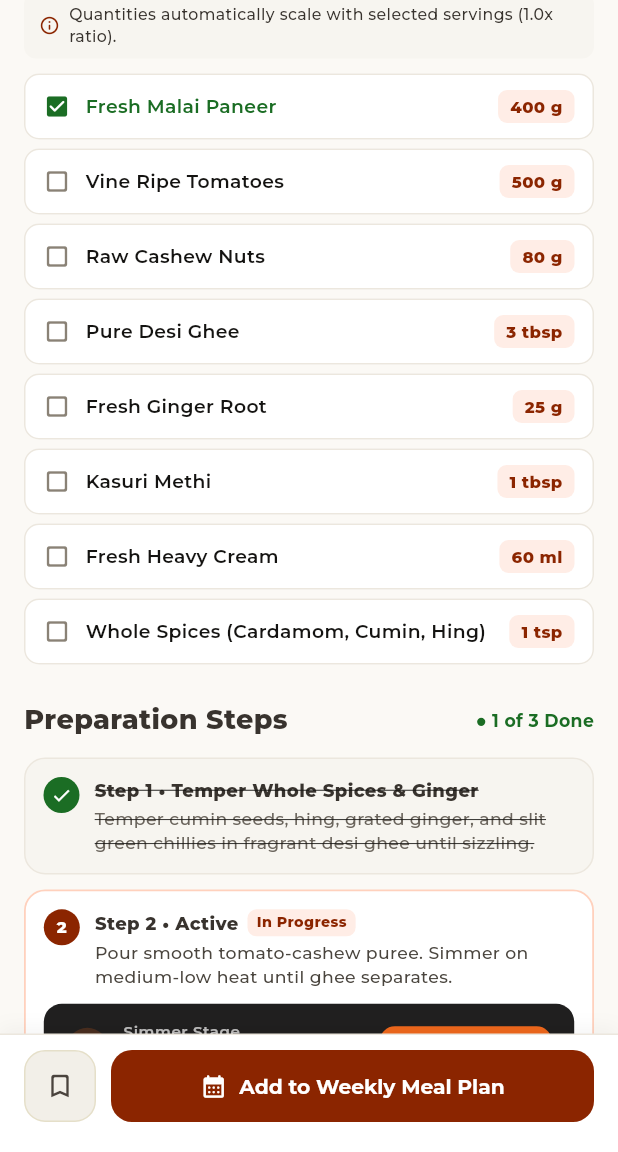
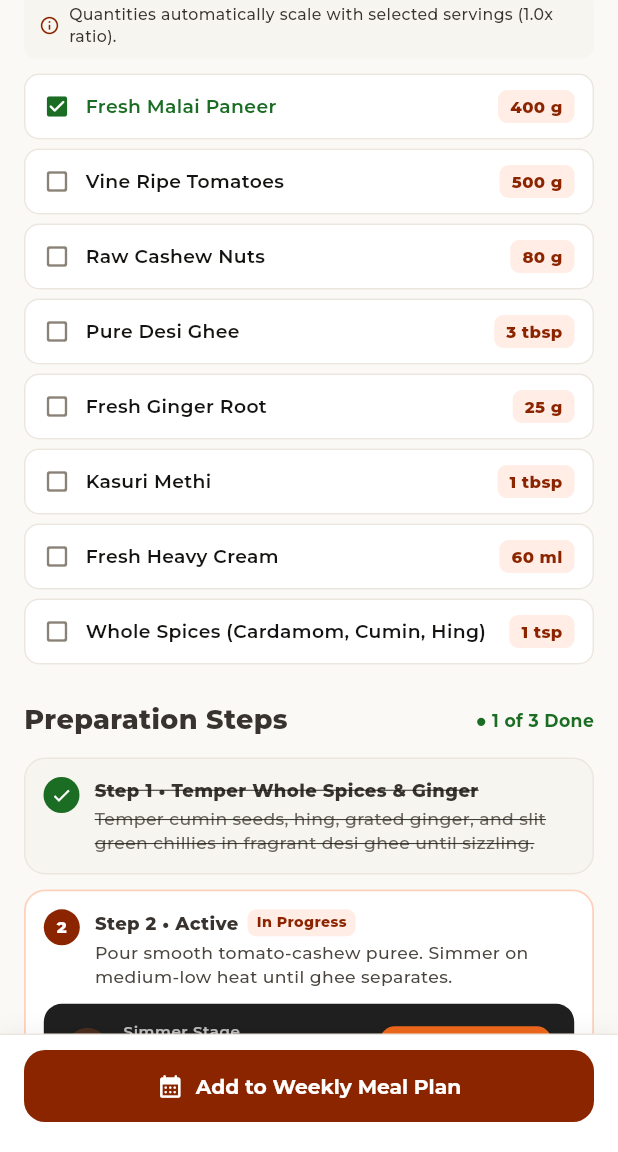
Before and after one commit to RohanVashisht1234/cross_platform_app_development, a Flutter app: the RecipeDetailScreen screen opened directly with sample values from the repository, scrolled down 576 dp, on a phone screen of 412 x 824 dp, the part 84-1236 px from its top. Run offline on Flutter 3.47's test engine with Material 3 defaults, Android fonts, the phone set to English and light mode, and no system bars; our stand-ins replace google_fonts, shared_preferences; accounts and stored records are empty.

Commit message:
Fixed overflows

```diff
--- a/lib/screens/recipe_detail_screen.dart
+++ b/lib/screens/recipe_detail_screen.dart
@@ -684,33 +684,8 @@ class _RecipeDetailScreenState extends State<RecipeDetailScreen> {
           ],
         ),
         child: SafeArea(
-          child: Row(
-            children: [
-              Container(
-                width: 48,
-                height: 48,
-                decoration: BoxDecoration(
-                  color: isDark ? const Color(0xFF242424) : const Color(0xFFF2EFE8),
-                  borderRadius: BorderRadius.circular(14),
-                  border: Border.all(
-                    color: isDark ? const Color(0xFF333333) : const Color(0xFFE5DFC9),
-                  ),
-                ),
-                child: IconButton(
-                  icon: const Icon(Icons.bookmark_border_rounded, size: 20),
-                  onPressed: () {
-                    ScaffoldMessenger.of(context).showSnackBar(
-                      SnackBar(
-                        content: Text('Saved ${_recipe.title} to bookmarks!'),
-                        behavior: SnackBarBehavior.floating,
-                      ),
-                    );
-                  },
-                ),
-              ),
-              const SizedBox(width: 10),
-              Expanded(
           child: SizedBox(
+            width: double.infinity,
             height: 48,
             child: FilledButton.icon(
               style: FilledButton.styleFrom(
@@ -734,9 +709,6 @@ class _RecipeDetailScreenState extends State<RecipeDetailScreen> {
                 style: TextStyle(fontSize: 13.5, fontWeight: FontWeight.w700),
               ),
             ),
-                ),
-              ),
-            ],
           ),
         ),
       ),
--- a/lib/screens/weekly_meal_plan_screen.dart
+++ b/lib/screens/weekly_meal_plan_screen.dart
@@ -383,11 +383,11 @@ class WeeklyMealPlanScreen extends StatelessWidget {
                                             ),
                                             const SizedBox(width: 6),
                                             Text(
-                                              entry.recipe.isPureVegetarian ? '🟢 Pure Veg' : '🔴 Non-Veg',
+                                              entry.recipe.isVegetarian ? '🟢 Pure Veg' : '🔴 Non-Veg',
                                               style: TextStyle(
                                                 fontSize: 10,
                                                 fontWeight: FontWeight.w600,
-                                                color: entry.recipe.isPureVegetarian
+                                                color: entry.recipe.isVegetarian
                                                     ? (isDark ? const Color(0xFF50E380) : const Color(0xFF1B6D24))
                                                     : (isDark ? const Color(0xFFFF7A66) : const Color(0xFFC02610)),
                                               ),
```
Lines whose indentation alone changed are shown as unchanged.
